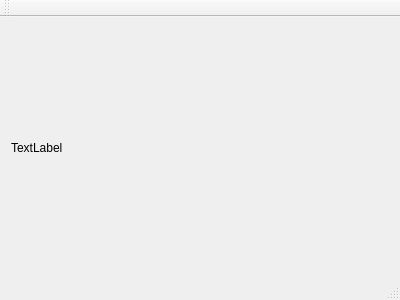
Above: VisInfProc/mainwindow.ui from rottaca/VisInfProcProjectSeminar before the change. Below: the same form after it.
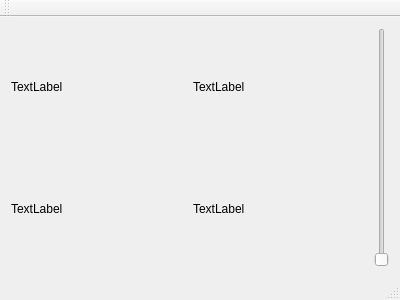
That is the form after the change.

What changed in the file:
```diff
--- a/VisInfProc/mainwindow.ui
+++ b/VisInfProc/mainwindow.ui
@@ -25,6 +25,46 @@
       </property>
      </widget>
     </item>
+    <item row="0" column="1">
+     <widget class="QLabel" name="label_2">
+      <property name="text">
+       <string>TextLabel</string>
+      </property>
+      <property name="scaledContents">
+       <bool>false</bool>
+      </property>
+     </widget>
+    </item>
+    <item row="1" column="1">
+     <widget class="QLabel" name="label_4">
+      <property name="text">
+       <string>TextLabel</string>
+      </property>
+      <property name="scaledContents">
+       <bool>false</bool>
+      </property>
+     </widget>
+    </item>
+    <item row="1" column="0">
+     <widget class="QLabel" name="label_3">
+      <property name="text">
+       <string>TextLabel</string>
+      </property>
+      <property name="scaledContents">
+       <bool>false</bool>
+      </property>
+     </widget>
+    </item>
+    <item row="0" column="2" rowspan="2">
+     <widget class="QSlider" name="verticalSlider">
+      <property name="maximum">
+       <number>24</number>
+      </property>
+      <property name="orientation">
+       <enum>Qt::Vertical</enum>
+      </property>
+     </widget>
+    </item>
    </layout>
   </widget>
   <widget class="QMenuBar" name="menuBar">
```
